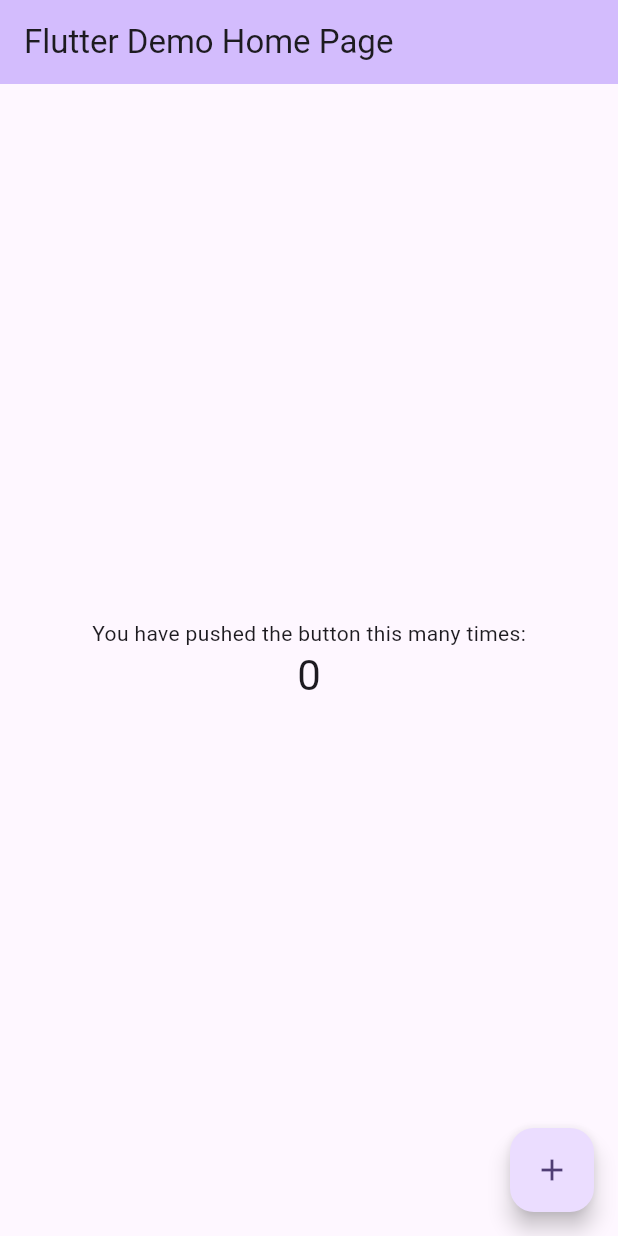
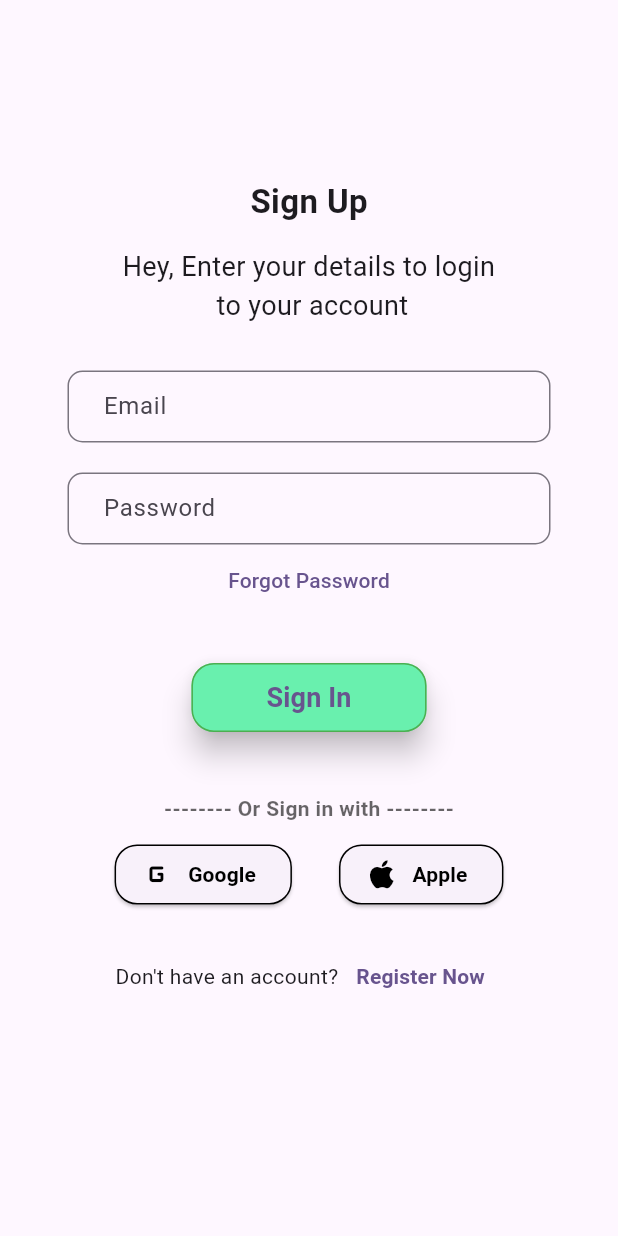
Before and after one commit to manesantosh/firebase_demo, a Flutter app: the screen it shows after launch, on a phone screen of 412 x 824 dp. Run offline on Flutter 3.47's test engine with Material 2 defaults, Android fonts, the phone set to English and light mode, and no system bars; our stand-ins replace cloud_firestore, firebase_core; accounts and stored records are empty.

Commit message:
added google sign up page and firebase setup

```diff
--- /dev/null
+++ b/lib/components/custom_iconButton.dart
@@ -0,0 +1,32 @@
+import 'package:flutter/material.dart';
+
+class CustomIconButton extends StatelessWidget {
+  final String buttonText;
+  final IconData icon;
+
+  const CustomIconButton(
+      {super.key, required this.buttonText, required this.icon});
+
+  @override
+  Widget build(BuildContext context) {
+    return ElevatedButton.icon(
+      onPressed: () {},
+      icon: Icon(
+        icon,
+        size: 25,
+        color: Colors.black,
+      ),
+      label: Text(
+        buttonText,
+        style:
+            const TextStyle(color: Colors.black, fontWeight: FontWeight.bold),
+      ),
+      style: ButtonStyle(
+        shape: MaterialStateProperty.all<RoundedRectangleBorder>(
+            RoundedRectangleBorder(
+                borderRadius: BorderRadius.circular(15.0),
+                side: const BorderSide(color: Colors.black))),
+      ),
+    );
+  }
+}
--- /dev/null
+++ b/lib/components/custom_textFormField.dart
@@ -0,0 +1,31 @@
+import 'package:flutter/material.dart';
+
+class CustomTextFormField extends StatelessWidget {
+  final String inputTextStr;
+  final String inputRegex;
+  final String errorTextStr;
+
+  const CustomTextFormField(
+      {super.key,
+      required this.inputTextStr,
+      required this.errorTextStr,
+      required this.inputRegex});
+
+  @override
+  Widget build(BuildContext context) {
+    return TextFormField(
+      decoration: InputDecoration(
+          labelText: inputTextStr,
+          contentPadding: const EdgeInsets.fromLTRB(20, 20, 20, 0),
+          disabledBorder: const OutlineInputBorder(
+              borderRadius: BorderRadius.all(Radius.circular(10)),
+              borderSide: BorderSide(width: 1, color: Colors.grey)),
+          border: const OutlineInputBorder(
+              borderRadius: BorderRadius.all(Radius.circular(10)),
+              borderSide: BorderSide(width: 1, color: Colors.greenAccent)),
+          errorBorder: const OutlineInputBorder(
+              borderRadius: BorderRadius.all(Radius.circular(10)),
+              borderSide: BorderSide(width: 1, color: Colors.redAccent))),
+    );
+  }
+}
--- /dev/null
+++ b/lib/constants/constant_strings.dart
@@ -0,0 +1,26 @@
+// constants
+const String registerScreen = "./register";
+const String homeScreen = "./home";
+const String loginScreen = "./login";
+
+// regex constants
+const String emailRegex =
+    r'^(([^<>()[\]\\.,;:\s@\"]+(\.[^<>()[\]\\.,;:\s@\"]+)*)|(\".+\"))@((\[[0-9]{1,3}\.[0-9]{1,3}\.[0-9]{1,3}\.[0-9]{1,3}\])|(([a-zA-Z\-0-9]+\.)+[a-zA-Z]{2,}))$';
+const String passwordRegex =
+    r'^(?=.*?[A-Z])(?=.*?[a-z])(?=.*?[0-9])(?=.*?[!@#\$&*~]).{8,}$';
+
+// localization strings
+const String registerTitle = "Register";
+const String signUp = "Sign Up";
+const String signUpMsg = "Hey, Enter your details to login \n to your account";
+const String email = "Email";
+const String emailError = "Please enter valid email";
+const String password = "Password";
+const String passwordError = "Please enter valid password";
+const String forgotPassword = "Forgot Password";
+const String signIn = "Sign In";
+const String orSignInWith = "-------- Or Sign in with --------";
+const String google = "Google";
+const String apple = "Apple";
+const String dontHaveAccountStr = "Don't have an account?";
+const String registerNow = "Register Now";
--- a/lib/main.dart
+++ b/lib/main.dart
@@ -1,125 +1,36 @@
+// library imports
 import 'package:flutter/material.dart';
 
-void main() {
+// local imports
+import 'package:firebase/navigation/route_generator.dart';
+import 'package:firebase/screens/home_screen.dart';
+import 'constants/constant_strings.dart';
+import 'package:firebase_core/firebase_core.dart';
+import 'firebase_options.dart';
+
+Future<void> main() async {
   runApp(const MyApp());
+
+  await Firebase.initializeApp(
+    options: DefaultFirebaseOptions.currentPlatform,
+  );
 }
+
 
 class MyApp extends StatelessWidget {
   const MyApp({super.key});
 
-  // This widget is the root of your application.
   @override
   Widget build(BuildContext context) {
     return MaterialApp(
       title: 'Flutter Demo',
       theme: ThemeData(
-        // This is the theme of your application.
-        //
-        // TRY THIS: Try running your application with "flutter run". You'll see
-        // the application has a blue toolbar. Then, without quitting the app,
-        // try changing the seedColor in the colorScheme below to Colors.green
-        // and then invoke "hot reload" (save your changes or press the "hot
-        // reload" button in a Flutter-supported IDE, or press "r" if you used
-        // the command line to start the app).
-        //
-        // Notice that the counter didn't reset back to zero; the application
-        // state is not lost during the reload. To reset the state, use hot
-        // restart instead.
-        //
-        // This works for code too, not just values: Most code changes can be
-        // tested with just a hot reload.
         colorScheme: ColorScheme.fromSeed(seedColor: Colors.deepPurple),
         useMaterial3: true,
       ),
-      home: const MyHomePage(title: 'Flutter Demo Home Page'),
+      initialRoute: registerScreen,
+      onGenerateRoute: CustomRouteGenerator.generateRoute,
+      home: const HomeScreenState(),
     );
   }
 }
-
-class MyHomePage extends StatefulWidget {
-  const MyHomePage({super.key, required this.title});
-
-  // This widget is the home page of your application. It is stateful, meaning
-  // that it has a State object (defined below) that contains fields that affect
-  // how it looks.
-
-  // This class is the configuration for the state. It holds the values (in this
-  // case the title) provided by the parent (in this case the App widget) and
-  // used by the build method of the State. Fields in a Widget subclass are
-  // always marked "final".
-
-  final String title;
-
-  @override
-  State<MyHomePage> createState() => _MyHomePageState();
-}
-
-class _MyHomePageState extends State<MyHomePage> {
-  int _counter = 0;
-
-  void _incrementCounter() {
-    setState(() {
-      // This call to setState tells the Flutter framework that something has
-      // changed in this State, which causes it to rerun the build method below
-      // so that the display can reflect the updated values. If we changed
-      // _counter without calling setState(), then the build method would not be
-      // called again, and so nothing would appear to happen.
-      _counter++;
-    });
-  }
-
-  @override
-  Widget build(BuildContext context) {
-    // This method is rerun every time setState is called, for instance as done
-    // by the _incrementCounter method above.
-    //
-    // The Flutter framework has been optimized to make rerunning build methods
-    // fast, so that you can just rebuild anything that needs updating rather
-    // than having to individually change instances of widgets.
-    return Scaffold(
-      appBar: AppBar(
-        // TRY THIS: Try changing the color here to a specific color (to
-        // Colors.amber, perhaps?) and trigger a hot reload to see the AppBar
-        // change color while the other colors stay the same.
-        backgroundColor: Theme.of(context).colorScheme.inversePrimary,
-        // Here we take the value from the MyHomePage object that was created by
-        // the App.build method, and use it to set our appbar title.
-        title: Text(widget.title),
-      ),
-      body: Center(
-        // Center is a layout widget. It takes a single child and positions it
-        // in the middle of the parent.
-        child: Column(
-          // Column is also a layout widget. It takes a list of children and
-          // arranges them vertically. By default, it sizes itself to fit its
-          // children horizontally, and tries to be as tall as its parent.
-          //
-          // Column has various properties to control how it sizes itself and
-          // how it positions its children. Here we use mainAxisAlignment to
-          // center the children vertically; the main axis here is the vertical
-          // axis because Columns are vertical (the cross axis would be
-          // horizontal).
-          //
-          // TRY THIS: Invoke "debug painting" (choose the "Toggle Debug Paint"
-          // action in the IDE, or press "p" in the console), to see the
-          // wireframe for each widget.
-          mainAxisAlignment: MainAxisAlignment.center,
-          children: <Widget>[
-            const Text(
-              'You have pushed the button this many times:',
-            ),
-            Text(
-              '$_counter',
-              style: Theme.of(context).textTheme.headlineMedium,
-            ),
-          ],
-        ),
-      ),
-      floatingActionButton: FloatingActionButton(
-        onPressed: _incrementCounter,
-        tooltip: 'Increment',
-        child: const Icon(Icons.add),
-      ), // This trailing comma makes auto-formatting nicer for build methods.
-    );
-  }
-}
--- /dev/null
+++ b/lib/navigation/route_generator.dart
@@ -0,0 +1,18 @@
+import 'package:flutter/material.dart';
+import '../screens/register_screen.dart';
+import '../constants/constant_strings.dart';
+
+class CustomRouteGenerator {
+  static Route<dynamic> generateRoute(RouteSettings settings) {
+    switch (settings.name) {
+      case registerScreen:
+        return MaterialPageRoute(builder: (_) => Register());
+      case loginScreen:
+        return MaterialPageRoute(builder: (_) => Register());
+      case homeScreen:
+        return MaterialPageRoute(builder: (_) => Register());
+      default:
+        return MaterialPageRoute(builder: (_) => Register());
+    }
+  }
+}
--- /dev/null
+++ b/lib/screens/home_screen.dart
@@ -0,0 +1,31 @@
+
+import 'package:flutter/material.dart';
+
+class HomeScreenState extends StatefulWidget{
+  const HomeScreenState({super.key});
+
+  @override
+  State<StatefulWidget> createState() => _HomeScreen();
+}
+
+class _HomeScreen extends State<HomeScreenState>{
+
+  @override
+  void initState(){
+    super.initState();
+  }
+
+  @override
+  Widget build(BuildContext context) {
+    return Scaffold(
+      appBar: AppBar(
+        title: const Text("Home Screen"),
+        centerTitle: true,
+        automaticallyImplyLeading: true,
+        backgroundColor: Colors.blueGrey,
+        elevation: 5,
+      ),
+      body: Container(),
+    );
+  }
+}
--- /dev/null
+++ b/lib/screens/register_screen.dart
@@ -0,0 +1,138 @@
+import 'package:cloud_firestore/cloud_firestore.dart';
+import 'package:flutter/material.dart';
+import '../components/custom_iconButton.dart';
+import '../components/custom_textFormField.dart';
+import '../constants/constant_strings.dart';
+
+class Register extends StatefulWidget {
+  const Register({super.key});
+
+  @override
+  State<Register> createState() => _RegisterState();
+}
+
+class _RegisterState extends State<Register> {
+  final _formKey = GlobalKey<FormState>();
+
+  final ButtonStyle roundedButtonStyle = ButtonStyle(
+    splashFactory: InkRipple.splashFactory,
+    shape: MaterialStateProperty.all<RoundedRectangleBorder>(
+        RoundedRectangleBorder(
+            borderRadius: BorderRadius.circular(15.0),
+            side: const BorderSide(color: Colors.green))),
+    padding: MaterialStateProperty.all(
+        const EdgeInsets.symmetric(vertical: 10, horizontal: 50)),
+    elevation: MaterialStateProperty.all(8),
+    backgroundColor:
+        MaterialStateColor.resolveWith((states) => Colors.greenAccent),
+  );
+
+  @override
+  Widget build(BuildContext context) {
+    return GestureDetector(
+      onTap: () => FocusManager.instance.primaryFocus?.unfocus(),
+      child: Scaffold(
+        body: Container(
+          margin: const EdgeInsets.all(15),
+          width: double.maxFinite,
+          child: Center(
+            child: SingleChildScrollView(
+              child: Column(
+                crossAxisAlignment: CrossAxisAlignment.center,
+                mainAxisAlignment: MainAxisAlignment.center,
+                children: [
+                  const Text(
+                    signUp,
+                    style: TextStyle(fontWeight: FontWeight.bold, fontSize: 22),
+                  ),
+                  const SizedBox(height: 15),
+                  const Text(
+                    signUpMsg,
+                    textAlign: TextAlign.center,
+                    style: TextStyle(fontSize: 18),
+                  ),
+                  Container(
+                    margin: const EdgeInsets.all(30),
+                    child: Form(
+                        key: _formKey,
+                        child: Column(
+                          children: [
+                            const CustomTextFormField(
+                                inputTextStr: email,
+                                errorTextStr: emailError,
+                                inputRegex: emailRegex),
+                            const SizedBox(
+                              height: 20,
+                            ),
+                            const CustomTextFormField(
+                                inputTextStr: password,
+                                errorTextStr: passwordError,
+                                inputRegex: passwordRegex),
+                            TextButton(
+                                onPressed: () {},
+                                child: const Text(forgotPassword)),
+                            const SizedBox(
+                              height: 30,
+                            ),
+                            ElevatedButton(
+                                style: roundedButtonStyle,
+                                onPressed: () {},
+                                child: const Text(
+                                  signIn,
+                                  style: TextStyle(
+                                      fontSize: 18,
+                                      fontWeight: FontWeight.bold),
+                                )),
+                            const SizedBox(
+                              height: 40,
+                            ),
+                            Text(
+                              orSignInWith,
+                              style: TextStyle(
+                                  fontWeight: FontWeight.bold,
+                                  color: Colors.black.withOpacity(0.6)),
+                            ),
+                            const SizedBox(
+                              height: 10,
+                            ),
+                            const Row(
+                              mainAxisAlignment: MainAxisAlignment.spaceEvenly,
+                              children: [
+                                CustomIconButton(
+                                  buttonText: google,
+                                  icon: Icons.g_mobiledata_rounded,
+                                ),
+                                CustomIconButton(
+                                  buttonText: apple,
+                                  icon: Icons.apple_rounded,
+                                )
+                              ],
+                            ),
+                            const SizedBox(
+                              height: 20,
+                            ),
+                            Row(
+                              mainAxisAlignment: MainAxisAlignment.center,
+                              children: [
+                                const Text(dontHaveAccountStr),
+                                TextButton(
+                                    onPressed: () {},
+                                    child: const Text(
+                                      registerNow,
+                                      style: TextStyle(
+                                          fontWeight: FontWeight.bold),
+                                    )),
+                              ],
+                            )
+                          ],
+                        )),
+                  )
+                ],
+              ),
+            ),
+          ),
+        ),
+      ),
+    );
+  }
+}
--- a/pubspec.yaml
+++ b/pubspec.yaml
@@ -19,7 +19,7 @@ publish_to: 'none' # Remove this line if you wish to publish to pub.dev
 version: 1.0.0+1
 
 environment:
-  sdk: '>=3.0.2 <4.0.0'
+  sdk: '>=3.0.0 <4.0.0'
 
 # Dependencies specify other packages that your package needs in order to work.
 # To automatically upgrade your package dependencies to the latest versions
@@ -35,6 +35,9 @@ dependencies:
   # The following adds the Cupertino Icons font to your application.
   # Use with the CupertinoIcons class for iOS style icons.
   cupertino_icons: ^1.0.2
+  cloud_firestore: ^4.8.0
+  firebase_auth: ^4.6.2
+  firebase_core: ^2.13.1
 
 dev_dependencies:
   flutter_test:
```
Also changed, not shown: database.rules.json (added, +7 -0 lines), lib/configue/firebase_configue.dart (added), lib/firebase_options.dart (added), pubspec.lock, 11 other files.
